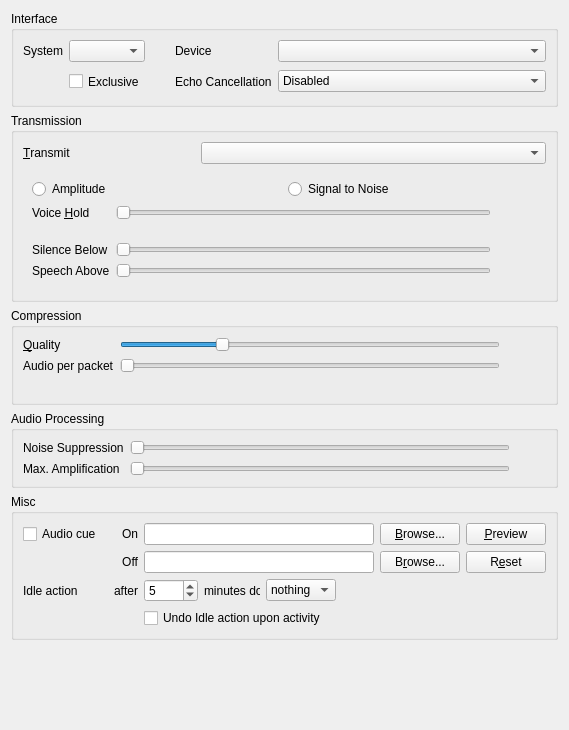
Before: the Qt Designer form src/mumble/AudioInput.ui in Niko361/mumble, drawn with Qt 5.
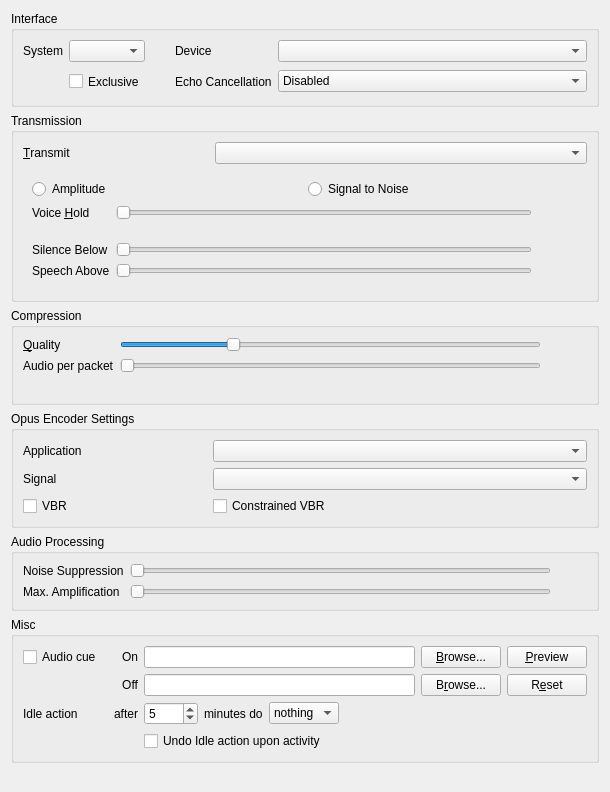
After: the same form once the commit is applied. Custom widgets are drawn as their Qt base class.

Commit message: added options to the settings dialog

Diff of the .ui file:
```diff
--- a/src/mumble/AudioInput.ui
+++ b/src/mumble/AudioInput.ui
@@ -6,8 +6,8 @@
    <rect>
     <x>0</x>
     <y>0</y>
-    <width>569</width>
-    <height>730</height>
+    <width>610</width>
+    <height>792</height>
    </rect>
   </property>
   <property name="windowTitle">
@@ -87,7 +87,7 @@
          <string>&lt;b&gt;This is the input device to use for audio.&lt;/b&gt;</string>
         </property>
         <property name="sizeAdjustPolicy">
-         <enum>MUComboBox::AdjustToMinimumContentsLength</enum>
+         <enum>QComboBox::AdjustToContents</enum>
         </property>
         <property name="minimumContentsLength">
          <number>16</number>
@@ -581,6 +581,70 @@
      </layout>
     </widget>
    </item>
+   <item>
+    <widget class="QGroupBox" name="qgbOpusEncoder">
+      <property name="title">
+        <string>Opus Encoder Settings</string>
+      </property>
+      <layout class="QGridLayout">
+        <item row="0" column="0">
+          <widget class="QLabel" name="qliApplication">
+           <property name="text">
+            <string>Application</string>
+           </property>
+           <property name="buddy">
+            <cstring>qcbApplication</cstring>
+           </property>
+          </widget>
+         </item>
+         <item row="0" column="1" colspan="2">
+          <widget class="MUComboBox" name="qcbApplication">
+           <property name="toolTip">
+            <string>Select the Opus Encoder's Application</string>
+           </property>
+          </widget>
+         </item>
+         <item row="1" column="0">
+           <widget class="QLabel" name="qliSignal">
+            <property name="text">
+             <string>Signal</string>
+            </property>
+            <property name="buddy">
+             <cstring>qcbSignal</cstring>
+            </property>
+           </widget>
+          </item>
+          <item row="1" column="1" colspan="2">
+           <widget class="MUComboBox" name="qcbSignal">
+            <property name="toolTip">
+             <string>Select the Opus Encoder's Signal Type</string>
+            </property>
+           </widget>
+          </item>
+          <item row="2" column="0">
+           <widget class="QCheckBox" name="qcbEnableVBR">
+            <property name="toolTip">
+             <string>Enable Variable Bitrate in the Opus Encoder</string>
+            </property>
+            <property name="text">
+             <string>VBR</string>
+            </property>
+           </widget>
+         </item>
+         <item row="2" column="1">
+          <widget class="QCheckBox" name="qcbEnableConstrainedVBR">
+           <property name="toolTip">
+            <string>Constrain Opus' VBR Bitrate</string>
+           </property>
+           <property name="text">
+            <string>Constrained VBR</string>
+           </property>
+          </widget>
+        </item>
+      </layout>
+
+    </widget>
+   </item>
    <item>
     <widget class="QGroupBox" name="qgbAudio">
      <property name="title">
```
Left out of the diff: 30 changed lines with no effect on the pictures. The commit also changes 3 other files.
